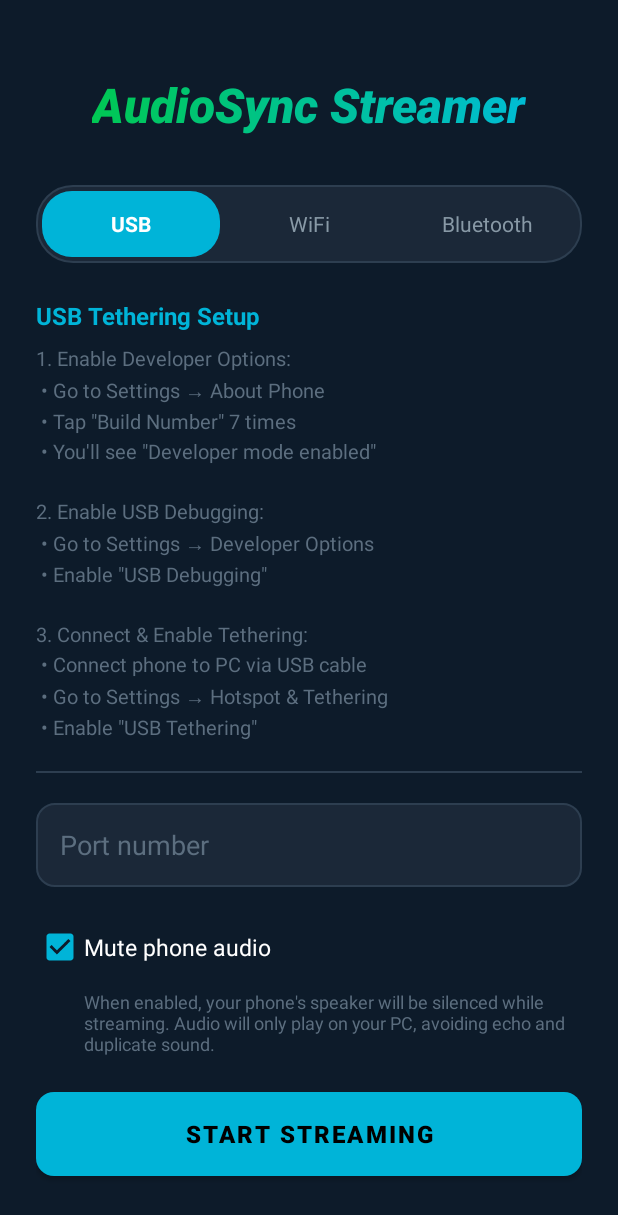
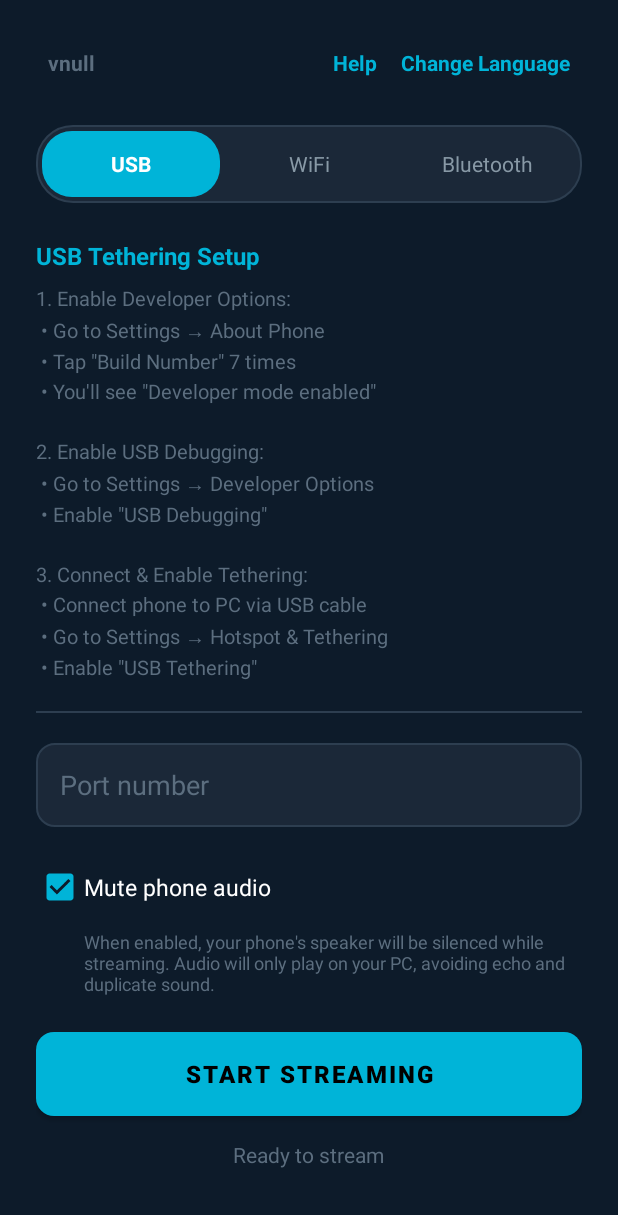
Before and after one commit to Kurei1/AudioSync, an Android app: the screen it shows after launch (MainActivity), on a phone screen of 412 x 824 dp. Shown: the top 1215 px of the screen. Run offline under Robolectric (Android 15) with nearby library versions, the phone set to English and light mode, and no system bars.

Commit message:
v1.1.0: Localize Android app, refine labels, and update support/email logic

```diff
--- a/PHONE/app/src/main/java/com/kurei/audiosync/MainActivity.kt
+++ b/PHONE/app/src/main/java/com/kurei/audiosync/MainActivity.kt
@@ -21,6 +21,8 @@ import android.widget.EditText
 import android.widget.ScrollView
 import android.widget.TextView
 import android.widget.Toast
+import java.util.Locale
+import android.content.res.Configuration
 import androidx.appcompat.app.AppCompatActivity
 import androidx.core.app.ActivityCompat
 import androidx.core.content.ContextCompat
@@ -55,8 +57,10 @@ class MainActivity : AppCompatActivity() {
     private lateinit var wifiStatusText: TextView
     private lateinit var wifiStreamingTimer: TextView
 
-    // Title
-    private lateinit var titleText: TextView
+    // Header
+    private lateinit var txtVersion: TextView
+    private lateinit var btnHelp: TextView
+    private lateinit var btnLanguage: TextView
 
     private lateinit var mediaProjectionManager: MediaProjectionManager
     private lateinit var sharedPrefs: SharedPreferences
@@ -71,6 +75,7 @@ class MainActivity : AppCompatActivity() {
     private val KEY_WIFI_MUTE = "wifi_mute"
     private val KEY_USB_MUTE = "usb_mute"
     private val KEY_SELECTED_TAB = "selected_tab"
+    private val KEY_LANGUAGE = "app_language"
 
     private val USB_TETHERING_IP = "192.168.42.129"
 
@@ -116,10 +121,13 @@ class MainActivity : AppCompatActivity() {
 
     override fun onCreate(savedInstanceState: Bundle?) {
         super.onCreate(savedInstanceState)
-        setContentView(R.layout.activity_main)
 
         // Initialize SharedPreferences
         sharedPrefs = getSharedPreferences(PREFS_NAME, Context.MODE_PRIVATE)
+
+        // Apply saved language BEFORE setting content view
+        val savedLang = sharedPrefs.getString(KEY_LANGUAGE, "en") ?: "en"
+        setAppLocale(savedLang)
 
         // Register receiver
         val filter = IntentFilter(AudioCaptureService.ACTION_STOPPED)
@@ -132,20 +140,44 @@ class MainActivity : AppCompatActivity() {
         audioManager = getSystemService(Context.AUDIO_SERVICE) as AudioManager
         mediaProjectionManager = getSystemService(Context.MEDIA_PROJECTION_SERVICE) as MediaProjectionManager
 
+        // Now set content view
+        setContentView(R.layout.activity_main)
+
         initViews()
-        setupGradientTitle()
         setupTabs()
         setupControls()
         restorePreferences()
+
+        // Setup Header Actions
+        setupHeaderActions(savedLang)
 
         // Restore selected tab
         val savedTab = sharedPrefs.getString(KEY_SELECTED_TAB, "usb") ?: "usb"
         selectTab(savedTab, animate = false)
     }
 
+    private fun setAppLocale(localeCode: String) {
+        val locale = Locale(localeCode)
+        Locale.setDefault(locale)
+        val config = Configuration()
+        config.setLocale(locale)
+
+        // Ensure standard numbers (ltr) for Arabic if needed,
+        // usually standard Arabic locale uses standard digits but layout is RTL.
+        if (localeCode == "ar") {
+            config.setLayoutDirection(locale)
+        } else {
+            config.setLayoutDirection(Locale.ENGLISH)
+        }
+
+        baseContext.resources.updateConfiguration(config, baseContext.resources.displayMetrics)
+    }
+
     private fun initViews() {
-        // Title
-        titleText = findViewById(R.id.titleText)
+        // Header
+        txtVersion = findViewById(R.id.txtVersion)
+        btnHelp = findViewById(R.id.btnHelp)
+        btnLanguage = findViewById(R.id.btnLanguage)
 
         // Tabs
         tabUsb = findViewById(R.id.tabUsb)
@@ -173,21 +205,40 @@ class MainActivity : AppCompatActivity() {
         wifiStreamingTimer = findViewById(R.id.wifiStreamingTimer)
     }
 
-    private fun setupGradientTitle() {
-        titleText.post {
-            val paint = titleText.paint
-            val width = paint.measureText(titleText.text.toString())
-            val shader = LinearGradient(
-                0f, 0f, width, 0f,
-                intArrayOf(
-                    ContextCompat.getColor(this, R.color.gradient_start),
-                    ContextCompat.getColor(this, R.color.gradient_end)
-                ),
-                null,
-                Shader.TileMode.CLAMP
-            )
-            titleText.paint.shader = shader
-            titleText.invalidate()
+    private fun setupHeaderActions(savedLang: String) {
+        // Version
+        try {
+            val packageInfo = packageManager.getPackageInfo(packageName, 0)
+            txtVersion.text = "v${packageInfo.versionName}"
+        } catch (e: Exception) {
+            txtVersion.text = "v1.1"
+        }
+
+        // Help Button
+        btnHelp.setOnClickListener {
+            val intent = Intent(Intent.ACTION_SENDTO).apply {
+                data = android.net.Uri.parse("mailto:")
+                putExtra(Intent.EXTRA_EMAIL, arrayOf("audio.sync.2025@gmail.com"))
+                putExtra(Intent.EXTRA_SUBJECT, "AudioSync Android Support")
+            }
+            try {
+                startActivity(intent)
+            } catch (e: Exception) {
+                Toast.makeText(this, "No email app found", Toast.LENGTH_SHORT).show()
+            }
+        }
+
+        // Language Button
+        btnLanguage.setOnClickListener {
+            val currentLang = sharedPrefs.getString(KEY_LANGUAGE, "en") ?: "en"
+            val newLang = if (currentLang == "en") "ar" else "en"
+
+            // Save new language
+            sharedPrefs.edit().putString(KEY_LANGUAGE, newLang).apply()
+
+            // Apply and recreate
+            setAppLocale(newLang)
+            recreate()
         }
     }
 
--- a/PHONE/app/src/main/res/layout/activity_main.xml
+++ b/PHONE/app/src/main/res/layout/activity_main.xml
@@ -8,19 +8,49 @@
     android:padding="24dp"
     tools:context=".MainActivity">
 
-    <!-- Gradient Title -->
+    <!-- Version (Top Start) -->
     <TextView
-        android:id="@+id/titleText"
+        android:id="@+id/txtVersion"
         android:layout_width="wrap_content"
         android:layout_height="wrap_content"
-        android:layout_marginTop="24dp"
-        android:fontFamily="sans-serif-medium"
-        android:text="@string/app_title"
+        android:padding="8dp"
+        android:text="v1.1"
+        android:textColor="@color/hint_color"
+        android:textSize="14sp"
+        android:textStyle="bold"
+        app:layout_constraintStart_toStartOf="parent"
+        app:layout_constraintTop_toTopOf="parent" />
+
+    <!-- Help Button (Top End, Left of Language) -->
+    <TextView
+        android:id="@+id/btnHelp"
+        android:layout_width="wrap_content"
+        android:layout_height="wrap_content"
+        android:background="?attr/selectableItemBackground"
+        android:clickable="true"
+        android:focusable="true"
+        android:padding="8dp"
+        android:text="@string/action_help"
         android:textColor="@color/primary"
-        android:textSize="32sp"
-        android:textStyle="bold|italic"
+        android:textSize="14sp"
+        android:textStyle="bold"
+        app:layout_constraintEnd_toStartOf="@+id/btnLanguage"
+        app:layout_constraintTop_toTopOf="parent" />
+
+    <!-- Language Toggle (Top End) -->
+    <TextView
+        android:id="@+id/btnLanguage"
+        android:layout_width="wrap_content"
+        android:layout_height="wrap_content"
+        android:background="?attr/selectableItemBackground"
+        android:clickable="true"
+        android:focusable="true"
+        android:padding="8dp"
+        android:text="@string/change_language"
+        android:textColor="@color/primary"
+        android:textSize="14sp"
+        android:textStyle="bold"
         app:layout_constraintEnd_toEndOf="parent"
-        app:layout_constraintStart_toStartOf="parent"
         app:layout_constraintTop_toTopOf="parent" />
 
     <!-- Segmented Tab Control -->
@@ -28,13 +58,13 @@
         android:id="@+id/tabContainer"
         android:layout_width="match_parent"
         android:layout_height="wrap_content"
-        android:layout_marginTop="32dp"
+        android:layout_marginTop="24dp"
         android:background="@drawable/segmented_control_background"
         android:orientation="horizontal"
         android:padding="4dp"
         app:layout_constraintEnd_toEndOf="parent"
         app:layout_constraintStart_toStartOf="parent"
-        app:layout_constraintTop_toBottomOf="@id/titleText">
+        app:layout_constraintTop_toBottomOf="@id/txtVersion">
 
         <TextView
             android:id="@+id/tabUsb"
--- a/PHONE/app/src/main/res/values/strings.xml
+++ b/PHONE/app/src/main/res/values/strings.xml
@@ -15,6 +15,8 @@
     <!-- Buttons -->
     <string name="start_stream">Start Streaming</string>
     <string name="stop_stream">Stop Streaming</string>
+    <string name="change_language">Change Language</string>
+    <string name="action_help">Help</string>
 
     <!-- Status -->
     <string name="status_label">Status:</string>
@@ -35,7 +37,7 @@
 
     <!-- Bluetooth Instructions -->
     <string name="bluetooth_title">Bluetooth Audio Setup</string>
-    <string name="bluetooth_instructions">To use Bluetooth audio streaming:\n\n1. Open the PC receiver application\n\n2. Click on \"Bluetooth\" mode in the receiver\n\n3. The PC will become discoverable as an audio device\n\n4. On your phone, go to Settings → Bluetooth\n\n5. Pair with the PC receiver device\n\n6. Select it as your audio output device\n\n7. Play any audio on your phone - it will stream to PC!</string>
+    <string name="bluetooth_instructions">To use Bluetooth audio streaming:\n\n1. Open the PC receiver application\n\n2. Click on "Bluetooth" mode in the receiver\n\n3. The PC will become discoverable as an audio device\n\n4. On your phone, go to Settings → Bluetooth\n\n5. Pair with the PC receiver device\n\n6. Play any audio on your phone - it will stream to PC!</string>
     <string name="bluetooth_note">Note: Bluetooth mode requires the PC receiver to be running in Bluetooth sink mode. This provides system-wide audio streaming without needing this app to capture audio.</string>
 
     <!-- Permissions -->
```
Also changed, not shown: 2 other files.
